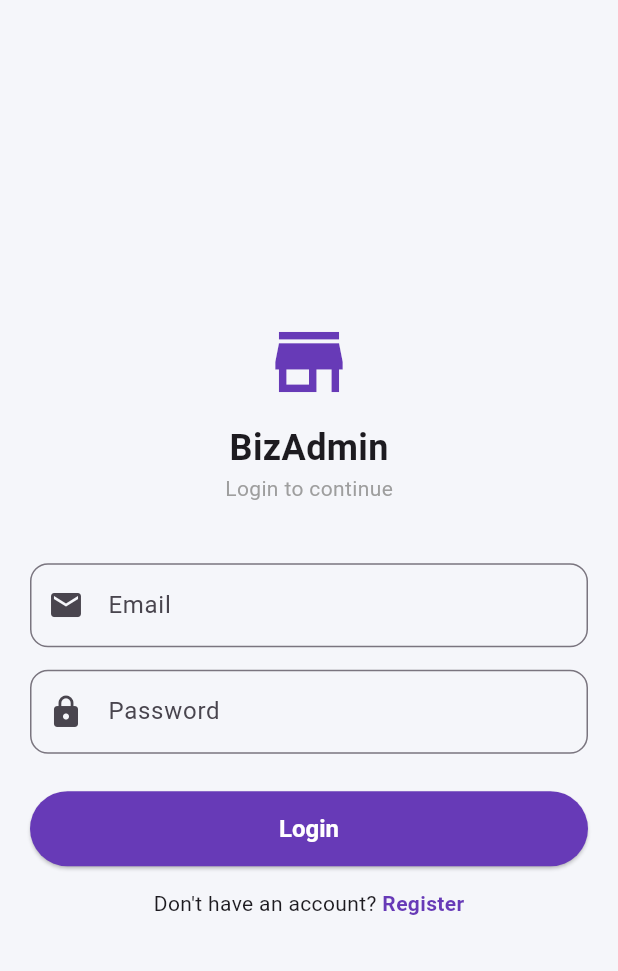
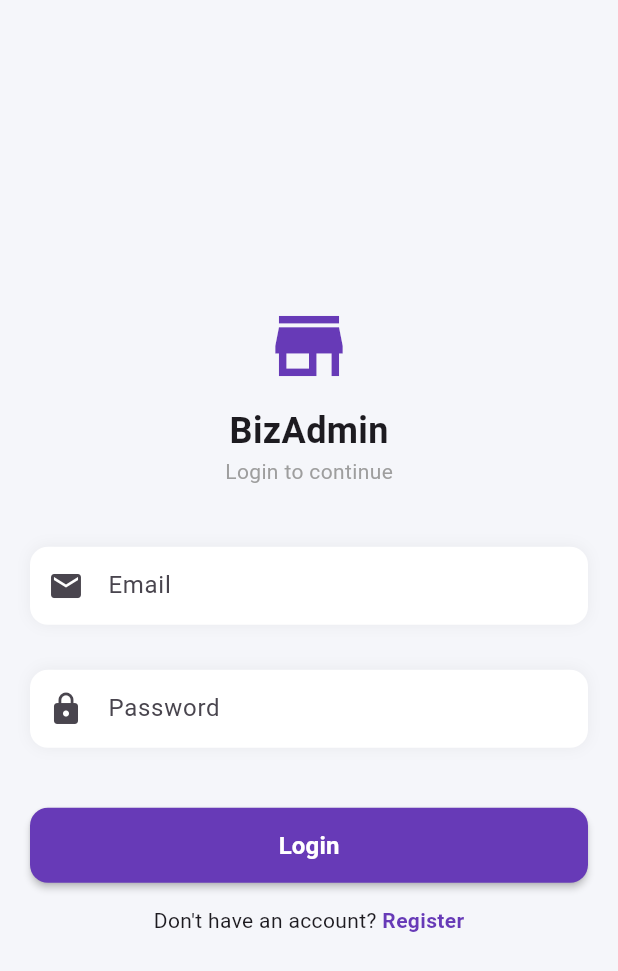
Before and after one commit to rajvardhan17/inven, a Flutter app: the screen it shows after launch, on a phone screen of 412 x 824 dp. Shown: the top 971 px of the screen. Run offline on Flutter 3.47's test engine with Material 3 defaults, Android fonts, the phone set to English and light mode, and no system bars.

Commit message:
added custom buttons and ui updated

```diff
--- a/lib/screens/auth/LoginScreen.dart
+++ b/lib/screens/auth/LoginScreen.dart
@@ -1,6 +1,8 @@
 import 'package:flutter/material.dart';
 import '../MainScreen.dart';
 import 'Register.dart';
+import '../../widgets/custom_button.dart';
+import '../../widgets/custom_textfield.dart';
 
 class LoginScreen extends StatefulWidget {
   const LoginScreen({super.key});
@@ -58,30 +60,20 @@ class _LoginScreenState extends State<LoginScreen> {
               const SizedBox(height: 40),
 
               // 🔹 EMAIL FIELD
-              TextField(
+              CustomTextField(
                 controller: emailController,
-                decoration: InputDecoration(
-                  labelText: "Email",
-                  prefixIcon: const Icon(Icons.email),
-                  border: OutlineInputBorder(
-                    borderRadius: BorderRadius.circular(12),
-                  ),
-                ),
+                hintText: "Email",
+                prefixIcon: Icons.email,
               ),
 
               const SizedBox(height: 15),
 
               // 🔹 PASSWORD FIELD
-              TextField(
+              CustomTextField(
                 controller: passwordController,
+                hintText: "Password",
+                prefixIcon: Icons.lock,
                 obscureText: true,
-                decoration: InputDecoration(
-                  labelText: "Password",
-                  prefixIcon: const Icon(Icons.lock),
-                  border: OutlineInputBorder(
-                    borderRadius: BorderRadius.circular(12),
-                  ),
-                ),
               ),
 
               const SizedBox(height: 25),
@@ -90,19 +82,10 @@ class _LoginScreenState extends State<LoginScreen> {
               SizedBox(
                 width: double.infinity,
                 height: 50,
-                child: ElevatedButton(
-                  onPressed: isLoading ? null : login,
-                  style: ElevatedButton.styleFrom(
-                    backgroundColor: Colors.deepPurple,
-                    foregroundColor: Colors.white, // ✅ TEXT COLOR FIX
-                    textStyle: const TextStyle(
-                      fontSize: 16,
-                      fontWeight: FontWeight.bold, // ✅ MAKES IT CLEAR
-                    ),
-                  ),
-                  child: isLoading
-                      ? const CircularProgressIndicator(color: Colors.white)
-                      : const Text("Login"),
+                child: CustomButton(
+                  text: "Login",
+                  isLoading: isLoading,
+                  onPressed: login,
                 ),
               ),
 
--- a/lib/screens/auth/Register.dart
+++ b/lib/screens/auth/Register.dart
@@ -1,6 +1,7 @@
 import 'package:flutter/material.dart';
 import 'LoginScreen.dart';
 import '../dashboard/AdminHome.dart';
+import '../../widgets/custom_button.dart';
 
 class RegisterScreen extends StatefulWidget {
   const RegisterScreen({super.key});
@@ -111,19 +112,10 @@ class _RegisterScreenState extends State<RegisterScreen> {
               SizedBox(
                 width: double.infinity,
                 height: 50,
-                child: ElevatedButton(
-                  onPressed: isLoading ? null : register,
-                  style: ElevatedButton.styleFrom(
-                    backgroundColor: Colors.deepPurple,
-                    foregroundColor: Colors.white, // ✅ TEXT COLOR FIX
-                    textStyle: const TextStyle(
-                      fontSize: 16,
-                      fontWeight: FontWeight.bold, // ✅ MAKES IT CLEAR
-                    ),
-                  ),
-                  child: isLoading
-                      ? const CircularProgressIndicator(color: Colors.white)
-                      : const Text("Register"),
+                child: CustomButton(
+                  text: "Register",
+                  color: Colors.green,
+                  onPressed: register,
                 ),
               ),
 
--- /dev/null
+++ b/lib/widgets/custom_button.dart
@@ -0,0 +1,60 @@
+import 'package:flutter/material.dart';
+
+class CustomButton extends StatelessWidget {
+  final String text;
+  final VoidCallback onPressed;
+  final bool isLoading;
+  final Color color;
+  final Color textColor;
+  final double height;
+  final double borderRadius;
+
+  const CustomButton({
+    super.key,
+    required this.text,
+    required this.onPressed,
+    this.isLoading = false,
+    this.color = Colors.deepPurple,
+    this.textColor = Colors.white,
+    this.height = 50,
+    this.borderRadius = 12,
+  });
+
+  @override
+  Widget build(BuildContext context) {
+    return SizedBox(
+      width: double.infinity,
+      height: height,
+
+      child: ElevatedButton(
+        onPressed: isLoading ? null : onPressed,
+
+        style: ElevatedButton.styleFrom(
+          backgroundColor: color,
+          foregroundColor: textColor,
+          shape: RoundedRectangleBorder(
+            borderRadius: BorderRadius.circular(borderRadius),
+          ),
+          elevation: 2,
+        ),
+
+        child: isLoading
+            ? const SizedBox(
+                height: 20,
+                width: 20,
+                child: CircularProgressIndicator(
+                  strokeWidth: 2,
+                  color: Colors.white,
+                ),
+              )
+            : Text(
+                text,
+                style: const TextStyle(
+                  fontSize: 16,
+                  fontWeight: FontWeight.bold,
+                ),
+              ),
+      ),
+    );
+  }
+}
--- /dev/null
+++ b/lib/widgets/custom_textfield.dart
@@ -0,0 +1,49 @@
+import 'package:flutter/material.dart';
+
+class CustomTextField extends StatelessWidget {
+  final TextEditingController controller;
+  final String hintText;
+  final IconData? prefixIcon;
+  final bool obscureText;
+  final TextInputType keyboardType;
+  final int maxLines;
+
+  const CustomTextField({
+    super.key,
+    required this.controller,
+    required this.hintText,
+    this.prefixIcon,
+    this.obscureText = false,
+    this.keyboardType = TextInputType.text,
+    this.maxLines = 1,
+  });
+
+  @override
+  Widget build(BuildContext context) {
+    return Container(
+      margin: const EdgeInsets.only(bottom: 15),
+
+      decoration: BoxDecoration(
+        color: Colors.white,
+        borderRadius: BorderRadius.circular(12),
+        boxShadow: [
+          BoxShadow(color: Colors.black.withOpacity(0.05), blurRadius: 8),
+        ],
+      ),
+
+      child: TextField(
+        controller: controller,
+        obscureText: obscureText,
+        keyboardType: keyboardType,
+        maxLines: maxLines,
+
+        decoration: InputDecoration(
+          hintText: hintText,
+          prefixIcon: prefixIcon != null ? Icon(prefixIcon) : null,
+          border: InputBorder.none,
+          contentPadding: const EdgeInsets.all(14),
+        ),
+      ),
+    );
+  }
+}
```
